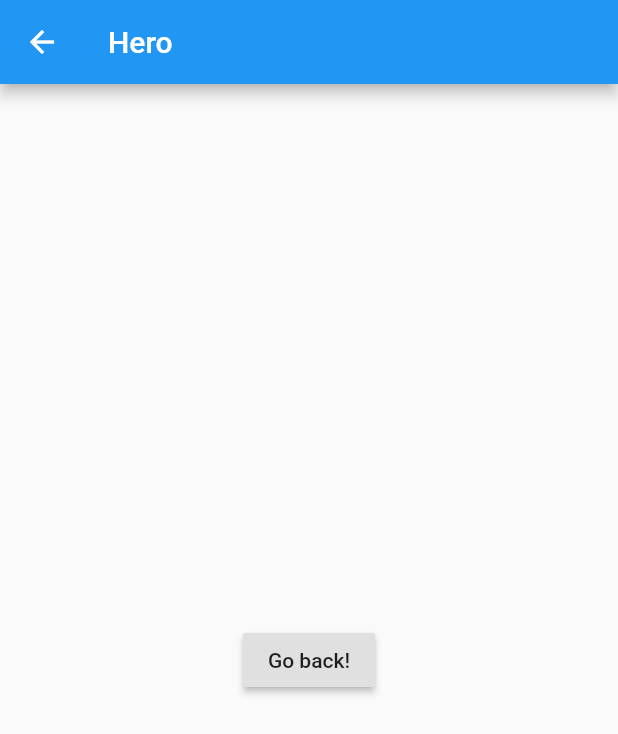
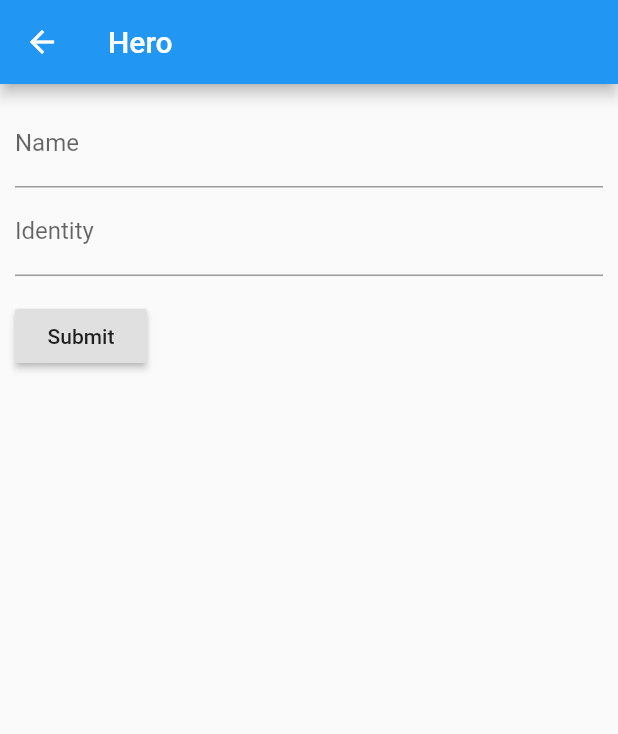
Before and after one commit to nicolaspearson/flutter.heroes, a Flutter app: the HeroDetails screen opened directly, on a phone screen of 412 x 824 dp. Shown: the top 734 px of the screen. Run offline on Flutter 3.47's test engine with Material 2 defaults, Android fonts, the phone set to English and light mode, and no system bars; network calls fail.

```diff
--- a/lib/main.dart
+++ b/lib/main.dart
@@ -136,13 +136,71 @@ class HeroDetails extends StatelessWidget {
       appBar: AppBar(
         title: Text("Hero"),
       ),
-      body: Center(
-        child: RaisedButton(
-          onPressed: () {
-            Navigator.pop(context);
-          },
-          child: Text('Go back!'),
-        ),
+      body: new Container(
+        padding: new EdgeInsets.all(10.0),
+        child: HeroDetailsForm(),
+      ),
+    );
+  }
+}
+
+class HeroDetailsForm extends StatefulWidget {
+  @override
+  HeroDetailsFormState createState() {
+    return HeroDetailsFormState();
+  }
+}
+
+class HeroDetailsFormState extends State<HeroDetailsForm> {
+  // Create a global key that will uniquely identify the Form widget and allow
+  // us to validate the form
+  //
+  // Note: This is a `GlobalKey<FormState>`, not a GlobalKey<MyCustomFormState>!
+  final _formKey = GlobalKey<FormState>();
+
+  @override
+  Widget build(BuildContext context) {
+    // Extract the arguments from the current ModalRoute settings and cast them as ScreenArguments.
+    // final ScreenArguments args = ModalRoute.of(context).settings.arguments;
+
+    // Build a Form widget using the _formKey we created above
+    return Form(
+      key: _formKey,
+      child: Column(
+        crossAxisAlignment: CrossAxisAlignment.start,
+        children: <Widget>[
+          TextFormField(
+            decoration: InputDecoration(labelText: 'Name'),
+            validator: (value) {
+              if (value.isEmpty) {
+                return 'Please enter a name';
+              }
+            },
+          ),
+          TextFormField(
+            decoration: InputDecoration(labelText: 'Identity'),
+            validator: (value) {
+              if (value.isEmpty) {
+                return 'Please enter an identity';
+              }
+            },
+          ),
+          Padding(
+            padding: const EdgeInsets.symmetric(vertical: 16.0),
+            child: RaisedButton(
+              onPressed: () {
+                // Validate will return true if the form is valid, or false if
+                // the form is invalid.
+                if (_formKey.currentState.validate()) {
+                  // If the form is valid, we want to show a Snackbar
+                  Scaffold.of(context)
+                      .showSnackBar(SnackBar(content: Text('Processing Data')));
+                }
+              },
+              child: Text('Submit'),
+            ),
+          ),
+        ],
       ),
     );
   }
```
